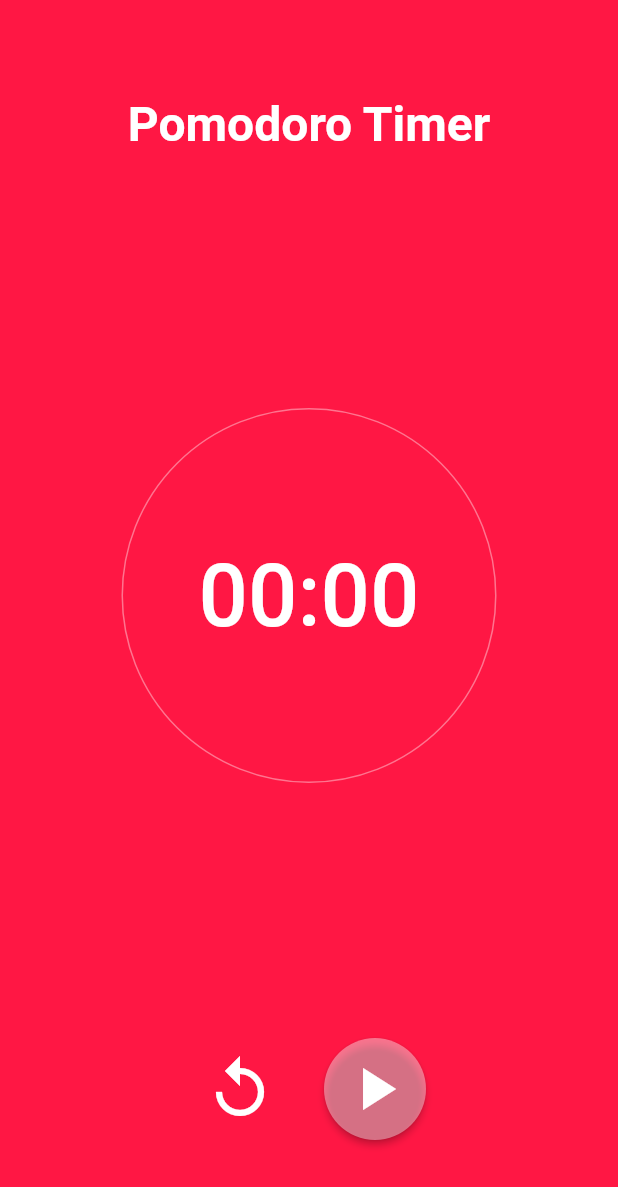
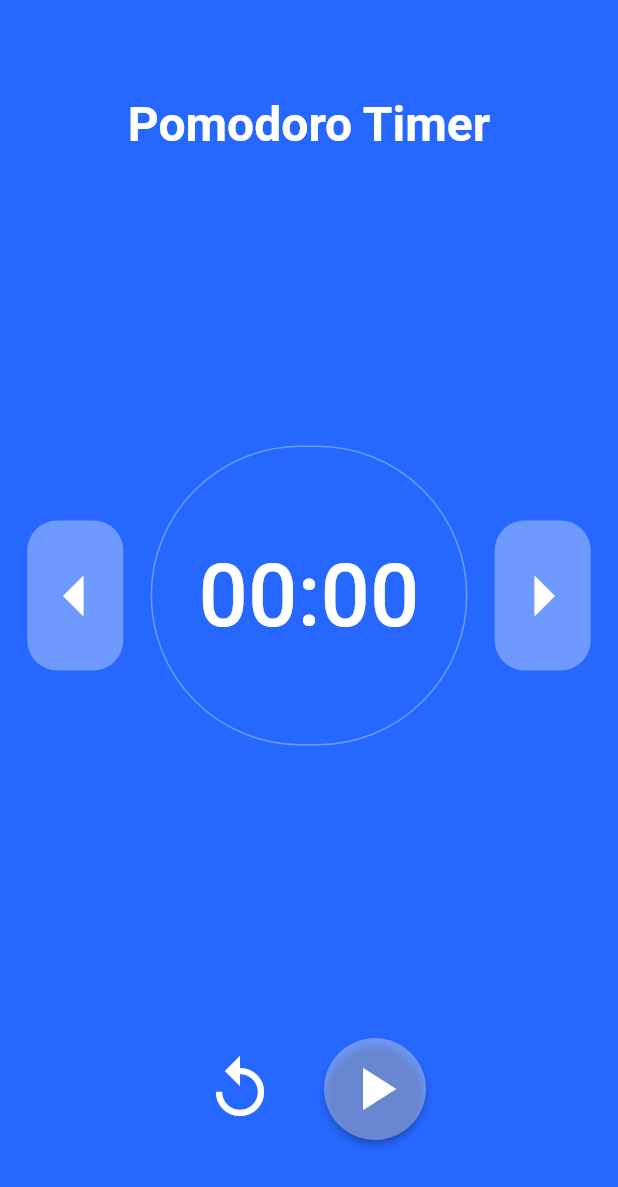
Before and after one commit to pedropfsf/pomodoro_timer, a Flutter app: the screen it shows after launch, on a phone screen of 412 x 824 dp. Shown: the top 1187 px of the screen. Run offline on Flutter 3.47's test engine with Material 2 defaults, Android fonts, the phone set to English and light mode, and no system bars; our stand-ins replace mobx; generated files the repository leaves out were written again.

Commit message:
feat(layout): Adicionado botões de alterar modo do timer

```diff
--- a/lib/main.dart
+++ b/lib/main.dart
@@ -17,11 +17,13 @@ class App extends StatefulWidget {
 class _AppState extends State<App> {
   @override
   Widget build(BuildContext context) {
+    final mode = getMode('short-pause');
+
     return ScreenContainer(
-      color: FocusMode().color,
+      color: mode.color,
       children: [
         const ScreenTitle(text: 'Pomodoro Timer'),
-        ButtonTimer(timer: FocusMode().timer),
+        ButtonTimer(timer: mode.timer),
         const Control()
       ],
     );
--- a/lib/utils/colors.dart
+++ b/lib/utils/colors.dart
@@ -5,5 +5,5 @@ final colors = {
   'blue': const Color(0xFF2667FF),
   'purple': const Color(0xFF3B28CC),
   'white': const Color(0xFFFFFFFF),
-  'alpha': const Color(0x66FFFFFF),
+  'alpha': const Color(0x55FFFFFF),
 };
--- a/lib/utils/ways.dart
+++ b/lib/utils/ways.dart
@@ -4,6 +4,19 @@ import 'package:pomodoro_timer/utils/colors.dart';
 class FocusMode {
   final Color _color = colors['red']!;
   final int _timer = 1500;
+
+  Color get color {
+    return _color;
+  }
+
+  int get timer {
+    return _timer;
+  }
+}
+
+class ShortPauseMode {
+  final Color _color = colors['blue']!;
+  final int _timer = 300;
 
   Color get color {
     return _color;
@@ -27,15 +40,15 @@ class LongPauseMode {
   }
 }
 
-class ShortPauseMode {
-  final Color _color = colors['blue']!;
-  final int _timer = 300;
-
-  Color get color {
-    return _color;
-  }
-
-  int get timer {
-    return _timer;
+getMode([String value = 'focus']) {
+  switch (value) {
+    case 'focus':
+      return FocusMode();
+    case 'short-pause':
+      return ShortPauseMode();
+    case 'long-pause':
+      return LongPauseMode();
+    default:
+      return FocusMode();
   }
 }
--- /dev/null
+++ b/lib/widgets/button_arrow.dart
@@ -0,0 +1,39 @@
+import 'package:flutter/material.dart';
+import 'package:pomodoro_timer/utils/colors.dart';
+
+class ButtonArrow extends StatelessWidget {
+  ButtonArrow({super.key, this.direction, this.onPressed});
+
+  final String? direction;
+  final Function()? onPressed;
+
+  final style = IconButton.styleFrom(
+    backgroundColor: colors['alpha'],
+    padding: const EdgeInsets.all(0),
+    shape: RoundedRectangleBorder(
+      borderRadius: BorderRadius.circular(20),
+    ),
+    minimumSize: const Size(0, 100),
+  );
+
+  getIcon(String? direction) {
+    if (direction == 'right') {
+      return Icons.arrow_right;
+    }
+
+    return Icons.arrow_left;
+  }
+
+  @override
+  Widget build(BuildContext context) {
+    return TextButton(
+      onPressed: () {},
+      style: style,
+      child: Icon(
+        getIcon(direction),
+        size: 64,
+        color: colors['white'],
+      ),
+    );
+  }
+}
--- a/lib/widgets/button_timer.dart
+++ b/lib/widgets/button_timer.dart
@@ -1,15 +1,16 @@
 import 'package:flutter/material.dart';
 import 'package:pomodoro_timer/utils/colors.dart';
+import 'package:pomodoro_timer/widgets/button_arrow.dart';
 
 class ButtonTimer extends StatelessWidget {
   ButtonTimer({super.key, this.timer});
 
   final int? timer;
 
-  final buttonStyle = OutlinedButton.styleFrom(
+  final buttonStyle = TextButton.styleFrom(
     foregroundColor: colors['white'],
     side: BorderSide(color: colors['alpha']!),
-    minimumSize: const Size(250, 250),
+    minimumSize: const Size(200, 200),
     shape: RoundedRectangleBorder(
       borderRadius: BorderRadius.circular(150),
     ),
@@ -22,10 +23,17 @@ class ButtonTimer extends StatelessWidget {
 
   @override
   Widget build(BuildContext context) {
-    return OutlinedButton(
-      onPressed: () {},
-      style: buttonStyle,
-      child: Text('00:00', style: textStyle),
+    return Row(
+      mainAxisAlignment: MainAxisAlignment.spaceEvenly,
+      children: [
+        ButtonArrow(direction: 'left'),
+        TextButton(
+          onPressed: () {},
+          style: buttonStyle,
+          child: Text('00:00', style: textStyle),
+        ),
+        ButtonArrow(direction: 'right')
+      ],
     );
   }
 }
--- a/lib/widgets/screen_container.dart
+++ b/lib/widgets/screen_container.dart
@@ -15,8 +15,6 @@ class ScreenContainer extends StatelessWidget {
     final heightStatusBar = MediaQuery.of(context).viewPadding.top;
     final padding = EdgeInsets.only(
       top: heightStatusBar + 64,
-      left: 64,
-      right: 64,
       bottom: 64,
     );
 
```
